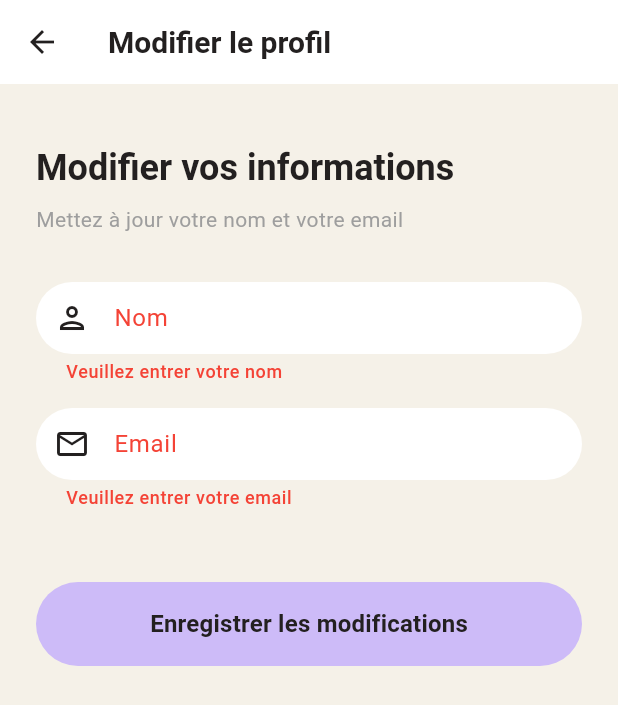
After one commit to MoezMissaoui/fitness-app, a Flutter app: the EditProfilePage screen opened directly, after a tap on "Enregistrer les modifications", on a phone screen of 412 x 824 dp. The commit adds this screen. Shown: the top 705 px of the screen. Run offline on Flutter 3.47's test engine with Material 3 defaults, Android fonts, the phone set to English and light mode, and no system bars; our stand-ins replace cloud_firestore, dio, equatable, firebase_auth, firebase_core, image_picker and 1 more; accounts and stored records are empty; network calls fail; statements that could not run were skipped.

Commit message:
Add EditProfilePage for user profile modification
- Created a new EditProfilePage allowing users to update their name and email.
- Implemented form validation and error handling for email changes requiring password confirmation.
- Integrated the new page into the existing ProfilePage for seamless navigation.
- Enhanced user experience with loading indicators and feedback messages during profile updates.

```diff
--- /dev/null
+++ b/lib/features/profile/pages/edit_profile_page.dart
@@ -0,0 +1,422 @@
+import 'package:flutter/material.dart';
+import '../../../core/theme/app_theme.dart';
+import '../../../di/service_locator.dart';
+import '../../../core/utils/result.dart';
+import '../../../core/errors/app_exceptions.dart';
+import 'package:firebase_auth/firebase_auth.dart';
+
+/// Page de modification du profil utilisateur
+class EditProfilePage extends StatefulWidget {
+  const EditProfilePage({super.key});
+
+  @override
+  State<EditProfilePage> createState() => _EditProfilePageState();
+}
+
+class _EditProfilePageState extends State<EditProfilePage> {
+  final _authService = ServiceLocator.instance.authService;
+  final _formKey = GlobalKey<FormState>();
+  final _nameController = TextEditingController();
+  final _emailController = TextEditingController();
+  final _passwordController = TextEditingController();
+
+  User? _currentUser;
+  bool _isLoading = false;
+  bool _obscurePassword = true;
+  bool _isChangingEmail = false;
+
+  @override
+  void initState() {
+    super.initState();
+    _loadUserData();
+  }
+
+  @override
+  void dispose() {
+    _nameController.dispose();
+    _emailController.dispose();
+    _passwordController.dispose();
+    super.dispose();
+  }
+
+  void _loadUserData() {
+    final user = _authService.currentUser;
+    if (user != null) {
+      setState(() {
+        _currentUser = user;
+        _nameController.text = user.displayName ?? '';
+        _emailController.text = user.email ?? '';
+      });
+    }
+  }
+
+  Future<void> _handleSave() async {
+    if (!_formKey.currentState!.validate()) {
+      return;
+    }
+
+    if (!mounted) return;
+    setState(() => _isLoading = true);
+
+    try {
+      final newName = _nameController.text.trim();
+      final newEmail = _emailController.text.trim();
+      final password = _passwordController.text;
+
+      // Vérifier si le nom a changé
+      final nameChanged = newName != (_currentUser?.displayName ?? '');
+
+      // Vérifier si l'email a changé
+      final emailChanged = newEmail != (_currentUser?.email ?? '');
+
+      // Si l'email a changé, on doit changer l'email
+      if (emailChanged) {
+        if (password.isEmpty) {
+          if (mounted) {
+            ScaffoldMessenger.of(context).showSnackBar(
+              const SnackBar(
+                content: Text(
+                  'Le mot de passe est requis pour modifier l\'email',
+                ),
+                backgroundColor: Colors.orange,
+              ),
+            );
+          }
+          setState(() => _isLoading = false);
+          return;
+        }
+
+        // Changer l'email
+        final emailResult = await _authService.changeEmail(
+          newEmail: newEmail,
+          password: password,
+        );
+
+        if (emailResult.isFailure) {
+          if (mounted) {
+            setState(() => _isLoading = false);
+            final error = switch (emailResult) {
+              Failure(error: final e) => e,
+              _ => null,
+            };
+            ScaffoldMessenger.of(context).showSnackBar(
+              SnackBar(
+                content: Text(
+                  error is AuthException
+                      ? error.message
+                      : 'Erreur lors de la modification de l\'email',
+                ),
+                backgroundColor: Colors.red,
+              ),
+            );
+          }
+          return;
+        }
+
+        // Recharger l'utilisateur après changement d'email
+        await _authService.reloadUser();
+        _loadUserData();
+
+        if (mounted) {
+          ScaffoldMessenger.of(context).showSnackBar(
+            const SnackBar(
+              content: Text(
+                'Un email de vérification a été envoyé à votre nouvelle adresse. '
+                'Cliquez sur le lien dans l\'email pour confirmer le changement.',
+              ),
+              backgroundColor: Colors.orange,
+              duration: Duration(seconds: 6),
+            ),
+          );
+        }
+      }
+
+      // Si le nom a changé, le mettre à jour
+      if (nameChanged) {
+        final nameResult = await _authService.updateProfile(
+          displayName: newName,
+        );
+
+        if (nameResult.isFailure) {
+          if (mounted) {
+            setState(() => _isLoading = false);
+            final error = switch (nameResult) {
+              Failure(error: final e) => e,
+              _ => null,
+            };
+            ScaffoldMessenger.of(context).showSnackBar(
+              SnackBar(
+                content: Text(
+                  error is AuthException
+                      ? error.message
+                      : 'Erreur lors de la mise à jour du nom',
+                ),
+                backgroundColor: Colors.red,
+              ),
+            );
+          }
+          return;
+        }
+      }
+
+      // Si rien n'a changé
+      if (!nameChanged && !emailChanged) {
+        if (mounted) {
+          setState(() => _isLoading = false);
+          ScaffoldMessenger.of(context).showSnackBar(
+            const SnackBar(
+              content: Text('Aucune modification détectée'),
+              backgroundColor: Colors.orange,
+            ),
+          );
+        }
+        return;
+      }
+
+      // Recharger les données utilisateur
+      await _authService.reloadUser();
+      _loadUserData();
+
+      if (mounted) {
+        setState(() => _isLoading = false);
+        ScaffoldMessenger.of(context).showSnackBar(
+          const SnackBar(
+            content: Text('Profil mis à jour avec succès !'),
+            backgroundColor: Colors.green,
+          ),
+        );
+
+        // Retourner à la page précédente après un court délai
+        await Future.delayed(const Duration(milliseconds: 500));
+        if (mounted) {
+          Navigator.of(context).pop();
+        }
+      }
+    } catch (e) {
+      if (mounted) {
+        setState(() => _isLoading = false);
+        ScaffoldMessenger.of(context).showSnackBar(
+          SnackBar(
+            content: Text('Erreur inattendue: ${e.toString()}'),
+            backgroundColor: Colors.red,
+          ),
+        );
+      }
+    }
+  }
+
+  @override
+  Widget build(BuildContext context) {
+    return Scaffold(
+      backgroundColor: const Color(0xFFF5F1E8),
+      appBar: AppBar(
+        title: const Text('Modifier le profil'),
+        backgroundColor: Colors.white,
+        foregroundColor: AppTheme.primaryBlack,
+        elevation: 0,
+        leading: IconButton(
+          icon: const Icon(Icons.arrow_back),
+          onPressed: () => Navigator.of(context).pop(),
+        ),
+      ),
+      body: GestureDetector(
+        onTap: () {
+          FocusScope.of(context).unfocus();
+        },
+        behavior: HitTestBehavior.opaque,
+        child: SafeArea(
+          child: SingleChildScrollView(
+            padding: const EdgeInsets.all(24.0),
+            child: Form(
+              key: _formKey,
+              child: Column(
+                crossAxisAlignment: CrossAxisAlignment.stretch,
+                children: [
+                  const SizedBox(height: 16),
+                  // Titre
+                  Text(
+                    'Modifier vos informations',
+                    style: Theme.of(context).textTheme.headlineSmall?.copyWith(
+                      fontWeight: FontWeight.bold,
+                      color: AppTheme.primaryBlack,
+                    ),
+                  ),
+                  const SizedBox(height: 8),
+                  Text(
+                    'Mettez à jour votre nom et votre email',
+                    style: Theme.of(context).textTheme.bodyMedium?.copyWith(
+                      color: AppTheme.darkGrey,
+                    ),
+                  ),
+                  const SizedBox(height: 32),
+                  // Champ nom
+                  TextFormField(
+                    controller: _nameController,
+                    decoration: InputDecoration(
+                      labelText: 'Nom',
+                      hintText: 'Entrez votre nom',
+                      prefixIcon: const Icon(Icons.person_outlined),
+                      border: OutlineInputBorder(
+                        borderRadius: BorderRadius.circular(30),
+                        borderSide: BorderSide.none,
+                      ),
+                      filled: true,
+                      fillColor: Colors.white,
+                    ),
+                    textInputAction: TextInputAction.next,
+                    validator: (value) {
+                      if (value == null || value.trim().isEmpty) {
+                        return 'Veuillez entrer votre nom';
+                      }
+                      return null;
+                    },
+                  ),
+                  const SizedBox(height: 16),
+                  // Champ email
+                  TextFormField(
+                    controller: _emailController,
+                    keyboardType: TextInputType.emailAddress,
+                    decoration: InputDecoration(
+                      labelText: 'Email',
+                      hintText: 'votre@email.com',
+                      prefixIcon: const Icon(Icons.email_outlined),
+                      border: OutlineInputBorder(
+                        borderRadius: BorderRadius.circular(30),
+                        borderSide: BorderSide.none,
+                      ),
+                      filled: true,
+                      fillColor: Colors.white,
+                    ),
+                    textInputAction: TextInputAction.next,
+                    validator: (value) {
+                      if (value == null || value.trim().isEmpty) {
+                        return 'Veuillez entrer votre email';
+                      }
+                      if (!value.contains('@')) {
+                        return 'Email invalide';
+                      }
+                      return null;
+                    },
+                    onChanged: (value) {
+                      // Détecter si l'email a changé
+                      final emailChanged = value.trim() != (_currentUser?.email ?? '');
+                      setState(() {
+                        _isChangingEmail = emailChanged;
+                      });
+                    },
+                  ),
+                  const SizedBox(height: 16),
+                  // Champ mot de passe (requis si email change)
+                  if (_isChangingEmail) ...[
+                    Container(
+                      padding: const EdgeInsets.all(16),
+                      decoration: BoxDecoration(
+                        color: Colors.orange.shade50,
+                        borderRadius: BorderRadius.circular(12),
+                        border: Border.all(
+                          color: Colors.orange.shade200,
+                          width: 1,
+                        ),
+                      ),
+                      child: Row(
+                        children: [
+                          Icon(
+                            Icons.info_outline,
+                            size: 20,
+                            color: Colors.orange.shade700,
+                          ),
+                          const SizedBox(width: 12),
+                          Expanded(
+                            child: Text(
+                              'Le mot de passe est requis pour modifier l\'email',
+                              style: Theme.of(context).textTheme.bodySmall?.copyWith(
+                                color: Colors.orange.shade900,
+                                fontWeight: FontWeight.w500,
+                              ),
+                            ),
+                          ),
+                        ],
+                      ),
+                    ),
+                    const SizedBox(height: 16),
+                    TextFormField(
+                      controller: _passwordController,
+                      obscureText: _obscurePassword,
+                      decoration: InputDecoration(
+                        labelText: 'Mot de passe actuel',
+                        hintText: 'Entrez votre mot de passe',
+                        prefixIcon: const Icon(Icons.lock_outlined),
+                        suffixIcon: IconButton(
+                          icon: Icon(
+                            _obscurePassword
+                                ? Icons.visibility_outlined
+                                : Icons.visibility_off_outlined,
+                          ),
+                          onPressed: () {
+                            setState(() {
+                              _obscurePassword = !_obscurePassword;
+                            });
+                          },
+                        ),
+                        border: OutlineInputBorder(
+                          borderRadius: BorderRadius.circular(30),
+                          borderSide: BorderSide.none,
+                        ),
+                        filled: true,
+                        fillColor: Colors.white,
+                      ),
+                      textInputAction: TextInputAction.done,
+                      onFieldSubmitted: (_) => _handleSave(),
+                      validator: (value) {
+                        if (_isChangingEmail) {
+                          if (value == null || value.isEmpty) {
+                            return 'Le mot de passe est requis pour modifier l\'email';
+                          }
+                        }
+                        return null;
+                      },
+                    ),
+                    const SizedBox(height: 8),
+                    Text(
+                      'Après modification de l\'email, vous devrez vérifier votre nouvelle adresse email.',
+                      style: Theme.of(context).textTheme.bodySmall?.copyWith(
+                        color: AppTheme.darkGrey,
+                        fontStyle: FontStyle.italic,
+                      ),
+                    ),
+                  ],
+                  const SizedBox(height: 32),
+                  // Bouton sauvegarder
+                  ElevatedButton(
+                    onPressed: _isLoading ? null : _handleSave,
+                    style: ElevatedButton.styleFrom(
+                      backgroundColor: AppTheme.lightPurple,
+                      foregroundColor: AppTheme.primaryBlack,
+                      padding: const EdgeInsets.symmetric(vertical: 16),
+                      shape: RoundedRectangleBorder(
+                        borderRadius: BorderRadius.circular(30),
+                      ),
+                      elevation: 0,
+                    ),
+                    child: _isLoading
+                        ? const SizedBox(
+                            height: 20,
+                            width: 20,
+                            child: CircularProgressIndicator(strokeWidth: 2),
+                          )
+                        : Text(
+                            'Enregistrer les modifications',
+                            style: Theme.of(context).textTheme.titleMedium?.copyWith(
+                              fontWeight: FontWeight.bold,
+                            ),
+                          ),
+                  ),
+                ],
+              ),
+            ),
+          ),
+        ),
+      ),
+    );
+  }
+}
--- a/lib/features/profile/pages/profile_page.dart
+++ b/lib/features/profile/pages/profile_page.dart
@@ -7,6 +7,7 @@ import '../../../di/service_locator.dart';
 import '../../../core/utils/result.dart';
 import '../../../core/errors/app_exceptions.dart';
 import 'package:firebase_auth/firebase_auth.dart';
+import 'edit_profile_page.dart';
 
 /// Page de profil utilisateur
 class ProfilePage extends StatefulWidget {
@@ -307,7 +308,13 @@ class _ProfilePageState extends State<ProfilePage> {
           ),
         ],
       ),
+      child: Stack(
+        clipBehavior: Clip.none,
+        children: [
+          // Contenu principal centré
+          Center(
             child: Column(
+              mainAxisSize: MainAxisSize.min,
               children: [
                 // Avatar avec bouton de changement
                 Stack(
@@ -372,6 +379,7 @@ class _ProfilePageState extends State<ProfilePage> {
                     fontWeight: FontWeight.bold,
                     color: AppTheme.primaryBlack,
                   ),
+                  textAlign: TextAlign.center,
                 ),
                 const SizedBox(height: 4),
                 // Email
@@ -380,6 +388,47 @@ class _ProfilePageState extends State<ProfilePage> {
                   style: Theme.of(
                     context,
                   ).textTheme.bodyMedium?.copyWith(color: AppTheme.darkGrey),
+                  textAlign: TextAlign.center,
+                ),
+              ],
+            ),
+          ),
+          // Icône d'édition en haut à droite (positionnée absolument)
+          Positioned(
+            top: -8,
+            right: -8,
+            child: Material(
+              color: Colors.transparent,
+              child: InkWell(
+                onTap: () {
+                  Navigator.of(context).push(
+                    MaterialPageRoute(
+                      builder: (_) => const EditProfilePage(),
+                    ),
+                  ).then((_) {
+                    // Recharger les données après retour
+                    _loadUserData();
+                  });
+                },
+                borderRadius: BorderRadius.circular(20),
+                child: Container(
+                  padding: const EdgeInsets.all(8),
+                  decoration: BoxDecoration(
+                    color: AppTheme.lightBlue.withValues(alpha: 0.1),
+                    shape: BoxShape.circle,
+                    border: Border.all(
+                      color: AppTheme.lightBlue.withValues(alpha: 0.3),
+                      width: 1,
+                    ),
+                  ),
+                  child: Icon(
+                    Icons.edit_outlined,
+                    color: AppTheme.lightBlue,
+                    size: 18,
+                  ),
+                ),
+              ),
+            ),
           ),
         ],
       ),
@@ -423,6 +472,7 @@ class _ProfilePageState extends State<ProfilePage> {
       ),
     );
   }
+
 
 
   Widget _buildInfoItem({
--- a/lib/services/auth_service.dart
+++ b/lib/services/auth_service.dart
@@ -192,6 +192,46 @@ class AuthService {
     } catch (e, stackTrace) {
       return Failure(
         AuthException('Erreur lors de la déconnexion'),
+        stackTrace,
+      );
+    }
+  }
+
+  /// Change l'email de l'utilisateur
+  /// Nécessite une vérification du nouvel email
+  Future<Result<void>> changeEmail({
+    required String newEmail,
+    required String password,
+  }) async {
+    try {
+      final user = _auth.currentUser;
+      if (user == null || user.email == null) {
+        return const Failure(
+          AuthException('Aucun utilisateur connecté'),
+        );
+      }
+
+      // Vérifier le mot de passe actuel en se reconnectant
+      final credential = EmailAuthProvider.credential(
+        email: user.email!,
+        password: password,
+      );
+      await user.reauthenticateWithCredential(credential);
+
+      // Changer l'email avec vérification
+      // verifyBeforeUpdateEmail envoie automatiquement un email de vérification
+      // L'email ne sera changé qu'après que l'utilisateur clique sur le lien dans l'email
+      await user.verifyBeforeUpdateEmail(newEmail);
+
+      // Note: Firestore sera mis à jour automatiquement après la vérification
+      // car l'utilisateur sera rechargé et l'email sera mis à jour dans Firebase Auth
+
+      return const Success(null);
+    } on FirebaseAuthException catch (e, stackTrace) {
+      return Failure(_handleAuthException(e), stackTrace);
+    } catch (e, stackTrace) {
+      return Failure(
+        AuthException('Erreur lors du changement d\'email: ${e.toString()}'),
         stackTrace,
       );
     }
```
Lines whose indentation alone changed are shown as unchanged.
